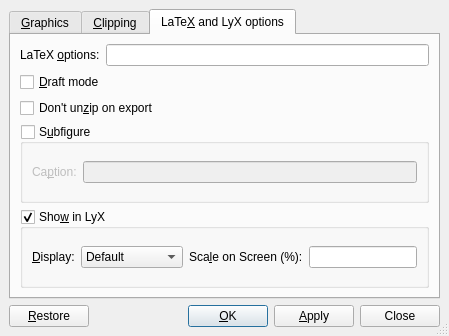
This is src/frontends/qt4/ui/GraphicsUi.ui in cburschka/lyx as Qt 5 draws it before an edit. The edited form follows.
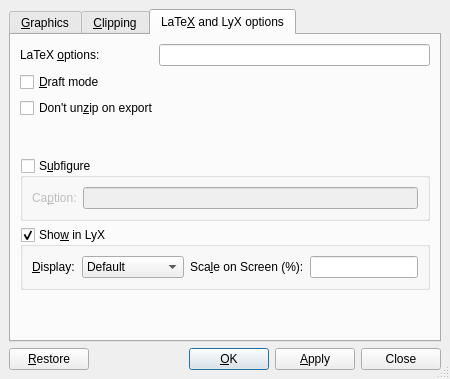
This is the edited form. The open tabs and pages were chosen to show the change. Custom widgets are drawn as their Qt base class.

```diff
--- a/src/frontends/qt4/ui/GraphicsUi.ui
+++ b/src/frontends/qt4/ui/GraphicsUi.ui
@@ -5,8 +5,8 @@
    <rect>
     <x>0</x>
     <y>0</y>
-    <width>432</width>
-    <height>328</height>
+    <width>450</width>
+    <height>379</height>
    </rect>
   </property>
   <property name="sizePolicy" >
@@ -457,35 +457,33 @@
        <property name="spacing" >
         <number>6</number>
        </property>
-       <item row="0" column="0" >
-        <widget class="QLabel" name="latexoptionsLA" >
-         <property name="toolTip" >
-          <string>Additional LaTeX options</string>
+       <item row="3" column="1" >
+        <spacer>
+         <property name="orientation" >
+          <enum>Qt::Vertical</enum>
          </property>
-         <property name="text" >
-          <string>LaTeX &amp;options:</string>
+         <property name="sizeHint" >
+          <size>
+           <width>20</width>
+           <height>21</height>
+          </size>
          </property>
-         <property name="buddy" >
-          <cstring>latexoptions</cstring>
-         </property>
-        </widget>
+        </spacer>
        </item>
-       <item row="0" column="1" >
-        <widget class="QLineEdit" name="latexoptions" >
-         <property name="sizePolicy" >
-          <sizepolicy>
-           <hsizetype>3</hsizetype>
-           <vsizetype>0</vsizetype>
-           <horstretch>0</horstretch>
-           <verstretch>0</verstretch>
-          </sizepolicy>
+       <item row="6" column="2" >
+        <spacer>
+         <property name="orientation" >
+          <enum>Qt::Vertical</enum>
          </property>
-         <property name="toolTip" >
-          <string>Additional LaTeX options</string>
+         <property name="sizeHint" >
+          <size>
+           <width>20</width>
+           <height>41</height>
+          </size>
          </property>
-        </widget>
+        </spacer>
        </item>
-       <item row="2" column="0" colspan="2" >
+       <item row="2" column="0" colspan="3" >
         <widget class="QCheckBox" name="unzipCB" >
          <property name="toolTip" >
           <string>Don't uncompress image before exporting to LaTeX</string>
@@ -495,17 +493,7 @@
          </property>
         </widget>
        </item>
-       <item row="1" column="0" colspan="2" >
-        <widget class="QCheckBox" name="draftCB" >
-         <property name="toolTip" >
-          <string>Draft mode</string>
-         </property>
-         <property name="text" >
-          <string>&amp;Draft mode</string>
-         </property>
-        </widget>
-       </item>
-       <item row="3" column="0" colspan="2" >
+       <item row="4" column="0" colspan="3" >
         <widget class="QGroupBox" name="subfigure" >
          <property name="focusPolicy" >
           <enum>Qt::StrongFocus</enum>
@@ -514,7 +502,7 @@
           <string>S&amp;ubfigure</string>
          </property>
          <property name="flat" >
-          <bool>true</bool>
+          <bool>false</bool>
          </property>
          <property name="checkable" >
           <bool>true</bool>
@@ -560,7 +548,7 @@
          </layout>
         </widget>
        </item>
-       <item row="4" column="0" colspan="2" >
+       <item row="5" column="0" colspan="3" >
         <widget class="QGroupBox" name="displayGB" >
          <property name="focusPolicy" >
           <enum>Qt::StrongFocus</enum>
@@ -569,32 +557,50 @@
           <string>Sho&amp;w in LyX</string>
          </property>
          <property name="flat" >
-          <bool>true</bool>
+          <bool>false</bool>
          </property>
          <property name="checkable" >
           <bool>true</bool>
          </property>
-         <layout class="QHBoxLayout" >
+         <layout class="QGridLayout" >
           <property name="margin" >
            <number>9</number>
           </property>
           <property name="spacing" >
            <number>6</number>
           </property>
-          <item>
-           <widget class="QLabel" name="showL" >
+          <item row="0" column="3" >
+           <widget class="QLineEdit" name="displayscale" >
+            <property name="enabled" >
+             <bool>true</bool>
+            </property>
+            <property name="sizePolicy" >
+             <sizepolicy>
+              <hsizetype>1</hsizetype>
+              <vsizetype>0</vsizetype>
+              <horstretch>0</horstretch>
+              <verstretch>0</verstretch>
+             </sizepolicy>
+            </property>
             <property name="toolTip" >
-             <string>Screen display</string>
+             <string>Percentage to scale by in LyX</string>
+            </property>
+           </widget>
+          </item>
+          <item row="0" column="2" >
+           <widget class="QLabel" name="scaleLA" >
+            <property name="toolTip" >
+             <string>Percentage to scale by in LyX</string>
             </property>
             <property name="text" >
-             <string>&amp;Display:</string>
+             <string>Sca&amp;le on Screen (%):</string>
             </property>
             <property name="buddy" >
              <cstring>showCB</cstring>
             </property>
            </widget>
           </item>
-          <item>
+          <item row="0" column="1" >
            <widget class="QComboBox" name="showCB" >
             <property name="toolTip" >
              <string>Screen display</string>
@@ -621,40 +627,60 @@
             </item>
            </widget>
           </item>
-          <item>
-           <widget class="QLabel" name="scaleLA" >
+          <item row="0" column="0" >
+           <widget class="QLabel" name="showL" >
             <property name="toolTip" >
              <string>Percentage to scale by in LyX</string>
             </property>
             <property name="text" >
-             <string>Sca&amp;le on Screen (%):</string>
+             <string>&amp;Display:</string>
             </property>
             <property name="buddy" >
-             <cstring>displayscale</cstring>
-            </property>
-           </widget>
-          </item>
-          <item>
-           <widget class="QLineEdit" name="displayscale" >
-            <property name="enabled" >
-             <bool>true</bool>
-            </property>
-            <property name="sizePolicy" >
-             <sizepolicy>
-              <hsizetype>1</hsizetype>
-              <vsizetype>0</vsizetype>
-              <horstretch>0</horstretch>
-              <verstretch>0</verstretch>
-             </sizepolicy>
-            </property>
-            <property name="toolTip" >
-             <string>Percentage to scale by in LyX</string>
+             <cstring>showCB</cstring>
             </property>
            </widget>
           </item>
          </layout>
         </widget>
        </item>
+       <item row="0" column="1" colspan="2" >
+        <widget class="QLineEdit" name="latexoptions" >
+         <property name="sizePolicy" >
+          <sizepolicy>
+           <hsizetype>3</hsizetype>
+           <vsizetype>0</vsizetype>
+           <horstretch>0</horstretch>
+           <verstretch>0</verstretch>
+          </sizepolicy>
+         </property>
+         <property name="toolTip" >
+          <string>Additional LaTeX options</string>
+         </property>
+        </widget>
+       </item>
+       <item row="0" column="0" >
+        <widget class="QLabel" name="latexoptionsLA" >
+         <property name="toolTip" >
+          <string>Additional LaTeX options</string>
+         </property>
+         <property name="text" >
+          <string>LaTeX &amp;options:</string>
+         </property>
+         <property name="buddy" >
+          <cstring>latexoptions</cstring>
+         </property>
+        </widget>
+       </item>
+       <item row="1" column="0" colspan="3" >
+        <widget class="QCheckBox" name="draftCB" >
+         <property name="toolTip" >
+          <string>Draft mode</string>
+         </property>
+         <property name="text" >
+          <string>&amp;Draft mode</string>
+         </property>
+        </widget>
+       </item>
       </layout>
      </widget>
     </widget>
```
Left out of the diff: 154 changed lines with no effect on the pictures.
